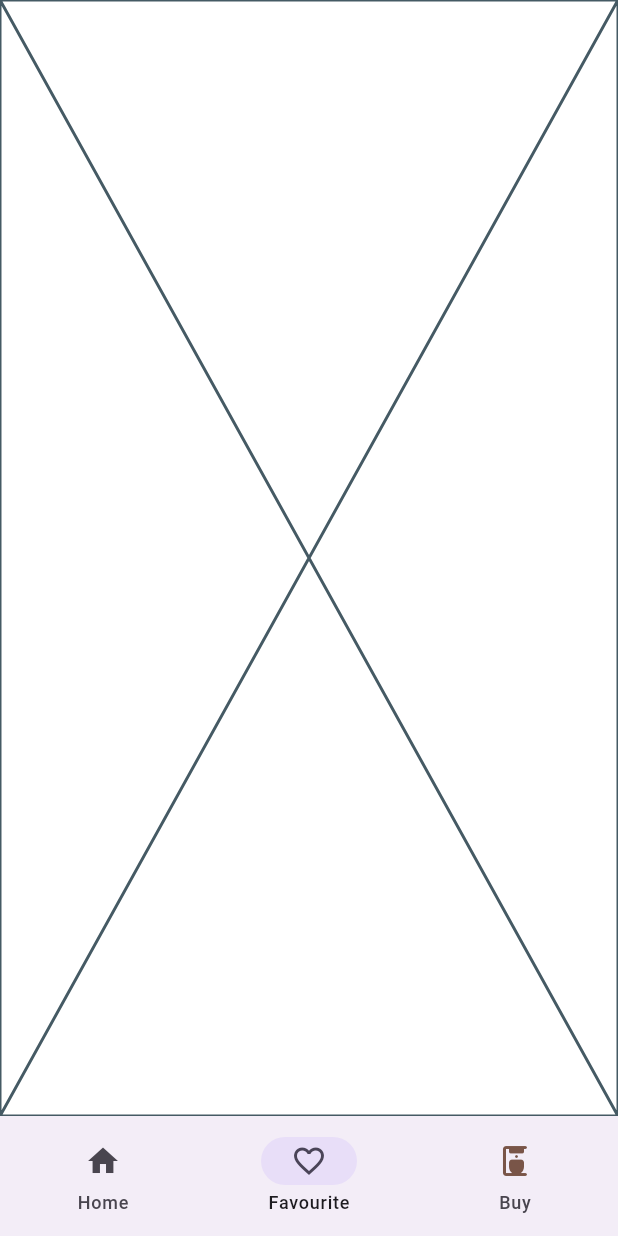
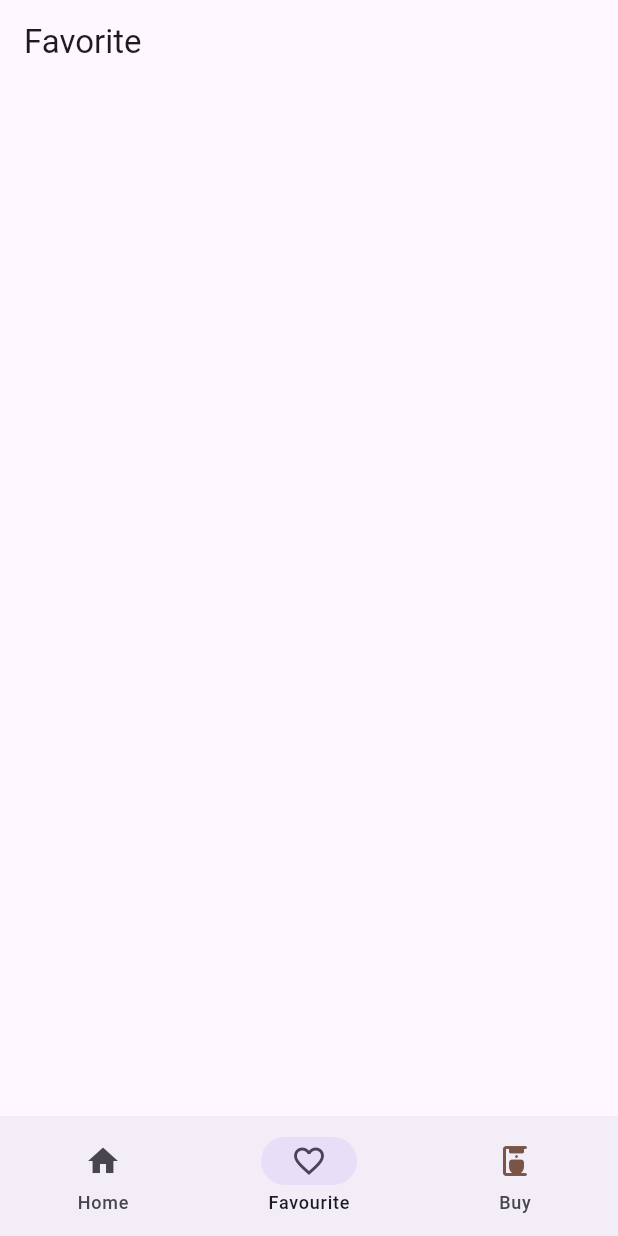
Before and after one commit to Sreejith779/coffee_shopApp, a Flutter app: the screen it shows after launch, item 2 of the bottom bar chosen, on a phone screen of 412 x 824 dp. Run offline on Flutter 3.47's test engine with Material 3 defaults, Android fonts, the phone set to English and light mode, and no system bars; our stand-ins replace bloc, carousel_slider, flutter_bloc, lottie; network calls fail.

```diff
--- a/lib/features/homePage/bloc/home_bloc.dart
+++ b/lib/features/homePage/bloc/home_bloc.dart
@@ -4,6 +4,7 @@ import 'dart:async';
 import 'package:bloc/bloc.dart';
 import 'package:coffee_shop/model/buyList.dart';
 import 'package:coffee_shop/model/coffee_modelData.dart';
+import 'package:coffee_shop/model/favoriteList.dart';
 import 'package:meta/meta.dart';
 
 import '../../../model/coffee_model.dart';
@@ -16,6 +17,7 @@ class HomeBloc extends Bloc<HomeEvent, HomeState> {
    on<HomeInitialEvent>(homeInitialEvent);
    on<AddClickEvent>(addClickEvent);
    on<AddNavigateEvent>(addNavigateEvent);
+on<FavoriteNavigateEvent>(favoriteNavigateEvent);
   }
 
   FutureOr<void> homeInitialEvent(HomeInitialEvent event, Emitter<HomeState> emit)async {
@@ -33,4 +35,9 @@ class HomeBloc extends Bloc<HomeEvent, HomeState> {
     buyList.add(event.clickedProduct);
     emit(AddClickedState());
   }
+
+  FutureOr<void> favoriteNavigateEvent(FavoriteNavigateEvent event, Emitter<HomeState> emit) {
+    favoriteList.add(event.favorite);
+    emit(FavoriteNavigateActionState());
+  }
 }
--- a/lib/features/homePage/bloc/home_event.dart
+++ b/lib/features/homePage/bloc/home_event.dart
@@ -17,3 +17,9 @@ class AddNavigateEvent extends HomeEvent{
   AddNavigateEvent({required this.addCoffee});
 
 }
+
+class  FavoriteNavigateEvent extends HomeEvent{
+  final CoffeeModel favorite;
+
+  FavoriteNavigateEvent({required this.favorite});
+}
--- a/lib/features/homePage/bloc/home_state.dart
+++ b/lib/features/homePage/bloc/home_state.dart
@@ -16,3 +16,7 @@ class HomeLoadingState extends HomeState{}
 class AddNavigateActionState extends HomeActionState{
 }
 class AddClickedState extends HomeActionState{}
+
+class FavoriteNavigateActionState extends HomeActionState{
+
+}
--- a/lib/features/wishListPage/bloc/wish_list_bloc.dart
+++ b/lib/features/wishListPage/bloc/wish_list_bloc.dart
@@ -8,8 +8,10 @@ part 'wish_list_state.dart';
 
 class WishListBloc extends Bloc<WishListEvent, WishListState> {
   WishListBloc() : super(WishListInitial()) {
-    on<WishListEvent>((event, emit) {
-      // TODO: implement event handler
-    });
+on<WishlistInitialEvent>(wishlistInitialEvent);
+  }
+
+  FutureOr<void> wishlistInitialEvent(WishlistInitialEvent event, Emitter<WishListState> emit) {
+    emit(WishListLoadedState());
   }
 }
--- a/lib/features/wishListPage/bloc/wish_list_event.dart
+++ b/lib/features/wishListPage/bloc/wish_list_event.dart
@@ -2,4 +2,4 @@ part of 'wish_list_bloc.dart';
 
 @immutable
 abstract class WishListEvent {}
-class HomeInitialEvent extends WishListEvent{}
+class WishlistInitialEvent extends WishListEvent{}
--- a/lib/features/wishListPage/bloc/wish_list_state.dart
+++ b/lib/features/wishListPage/bloc/wish_list_state.dart
@@ -2,5 +2,9 @@ part of 'wish_list_bloc.dart';
 
 @immutable
 abstract class WishListState {}
+abstract class WishListActionState extends WishListState{}
 
 class WishListInitial extends WishListState {}
+
+
+class WishListLoadedState extends WishListState{}
--- a/lib/features/wishListPage/ui/wishListPage.dart
+++ b/lib/features/wishListPage/ui/wishListPage.dart
@@ -1,4 +1,7 @@
 import 'package:flutter/material.dart';
+import 'package:flutter_bloc/flutter_bloc.dart';
+
+import '../bloc/wish_list_bloc.dart';
 
 
 class WishList extends StatefulWidget {
@@ -10,7 +13,36 @@ class WishList extends StatefulWidget {
 
 class _WishListState extends State<WishList> {
   @override
+  void initState() {
+    wishListBloc.add(WishlistInitialEvent());
+    super.initState();
+  }
+  WishListBloc wishListBloc = WishListBloc();
+  @override
   Widget build(BuildContext context) {
-    return const Placeholder();
+    return BlocConsumer<WishListBloc, WishListState>(
+      bloc: wishListBloc,
+      listenWhen: (previous,current)=>(current is WishListActionState),
+      buildWhen: (previous,current)=>(current is !WishListActionState),
+      listener: (context, state) {
+        // TODO: implement listener
+      },
+      builder: (context, state) {
+        switch(state.runtimeType){
+          case WishListLoadedState:
+            return  Scaffold(
+              appBar: AppBar(
+                title: const Text("Favorite"),
+              ),
+            );
+
+          default:
+            return const Center(
+              child: Text("Error")
+            );
+        }
+
+      },
+    );
   }
 }
--- /dev/null
+++ b/lib/model/favoriteList.dart
@@ -0,0 +1,5 @@
+import 'package:flutter/material.dart';
+
+import 'coffee_model.dart';
+
+final List<CoffeeModel>favoriteList=[];
```
Also changed, not shown: lib/features/homePage/ui/homePage.dart (+7 -21 lines).
